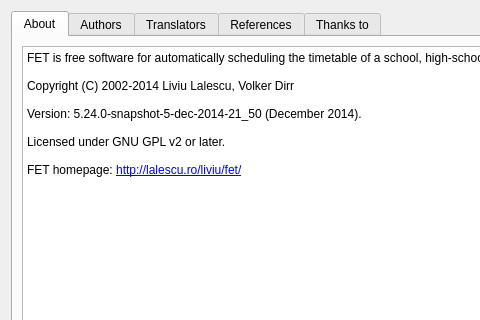
Qt form src/interface/helpaboutform_template.ui (vanyog/FET) before a commit; both pictures show x 0 to 480 and y 0 to 320 of the 690 by 430 pixel window.
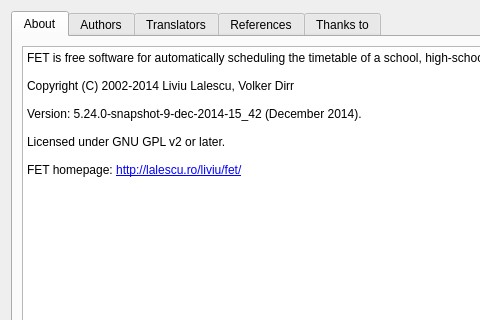
The same form after that commit.

Commit message: 9 December snapshot

```diff
--- a/src/interface/helpaboutform_template.ui
+++ b/src/interface/helpaboutform_template.ui
@@ -53,7 +53,7 @@
 &lt;p style=&quot;-qt-paragraph-type:empty; margin-top:0px; margin-bottom:0px; margin-left:0px; margin-right:0px; -qt-block-indent:0; text-indent:0px; font-family:'Sans Serif'; font-size:9pt;&quot;&gt;&lt;br /&gt;&lt;/p&gt;
 &lt;p style=&quot; margin-top:0px; margin-bottom:0px; margin-left:0px; margin-right:0px; -qt-block-indent:0; text-indent:0px;&quot;&gt;&lt;span style=&quot; font-family:'Sans Serif'; font-size:9pt;&quot;&gt;Copyright (C) 2002-2014 Liviu Lalescu, Volker Dirr&lt;/span&gt;&lt;/p&gt;
 &lt;p style=&quot;-qt-paragraph-type:empty; margin-top:0px; margin-bottom:0px; margin-left:0px; margin-right:0px; -qt-block-indent:0; text-indent:0px; font-family:'Sans Serif'; font-size:9pt;&quot;&gt;&lt;br /&gt;&lt;/p&gt;
-&lt;p style=&quot; margin-top:0px; margin-bottom:0px; margin-left:0px; margin-right:0px; -qt-block-indent:0; text-indent:0px;&quot;&gt;&lt;span style=&quot; font-family:'Sans Serif'; font-size:9pt;&quot;&gt;Version: 5.24.0-snapshot-5-dec-2014-21_50 (December 2014).&lt;/span&gt;&lt;/p&gt;
+&lt;p style=&quot; margin-top:0px; margin-bottom:0px; margin-left:0px; margin-right:0px; -qt-block-indent:0; text-indent:0px;&quot;&gt;&lt;span style=&quot; font-family:'Sans Serif'; font-size:9pt;&quot;&gt;Version: 5.24.0-snapshot-9-dec-2014-15_42 (December 2014).&lt;/span&gt;&lt;/p&gt;
 &lt;p style=&quot;-qt-paragraph-type:empty; margin-top:0px; margin-bottom:0px; margin-left:0px; margin-right:0px; -qt-block-indent:0; text-indent:0px; font-family:'Sans Serif'; font-size:9pt;&quot;&gt;&lt;br /&gt;&lt;/p&gt;
 &lt;p style=&quot; margin-top:0px; margin-bottom:0px; margin-left:0px; margin-right:0px; -qt-block-indent:0; text-indent:0px;&quot;&gt;&lt;span style=&quot; font-family:'Sans Serif'; font-size:9pt;&quot;&gt;Licensed under GNU GPL v2 or later.&lt;/span&gt;&lt;/p&gt;
 &lt;p style=&quot;-qt-paragraph-type:empty; margin-top:0px; margin-bottom:0px; margin-left:0px; margin-right:0px; -qt-block-indent:0; text-indent:0px; font-family:'Sans Serif'; font-size:9pt;&quot;&gt;&lt;br /&gt;&lt;/p&gt;
```
The commit also changes 42 other files.
